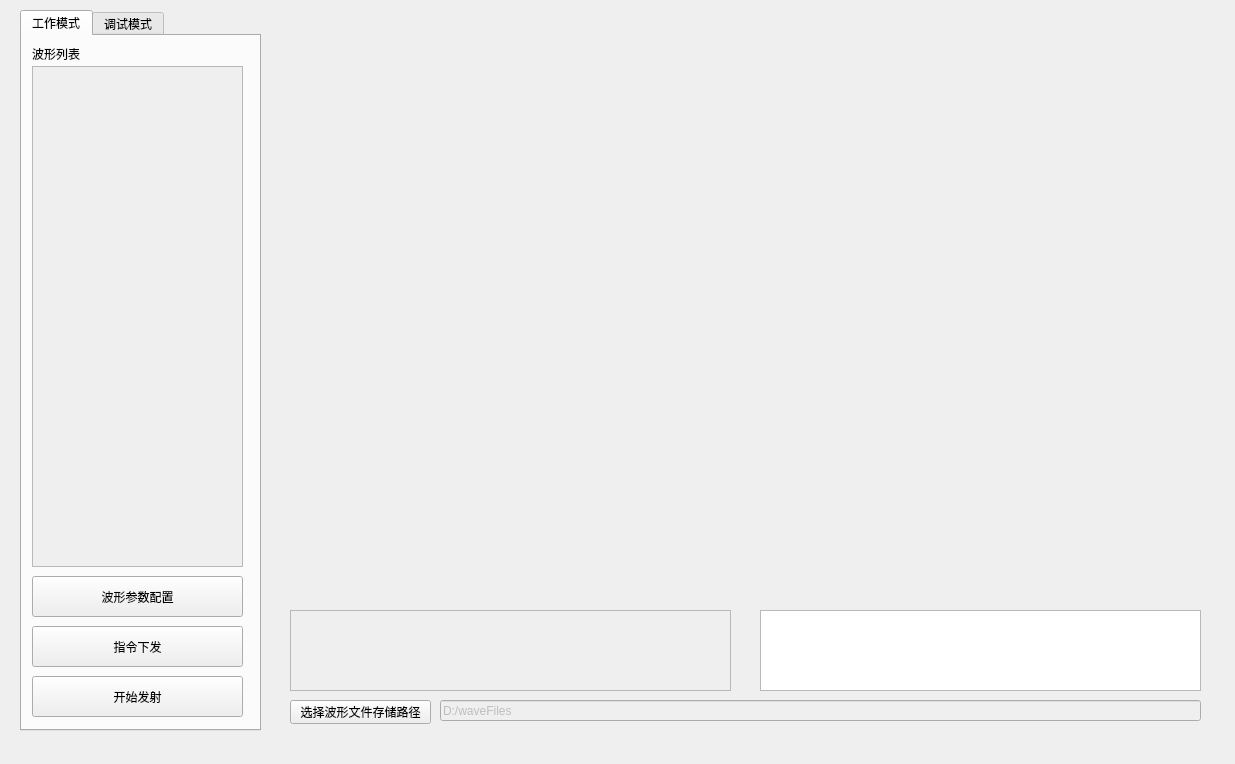
Old version of the form mainwindow.ui in the repository lnwin/SDSJJ_waveControl.
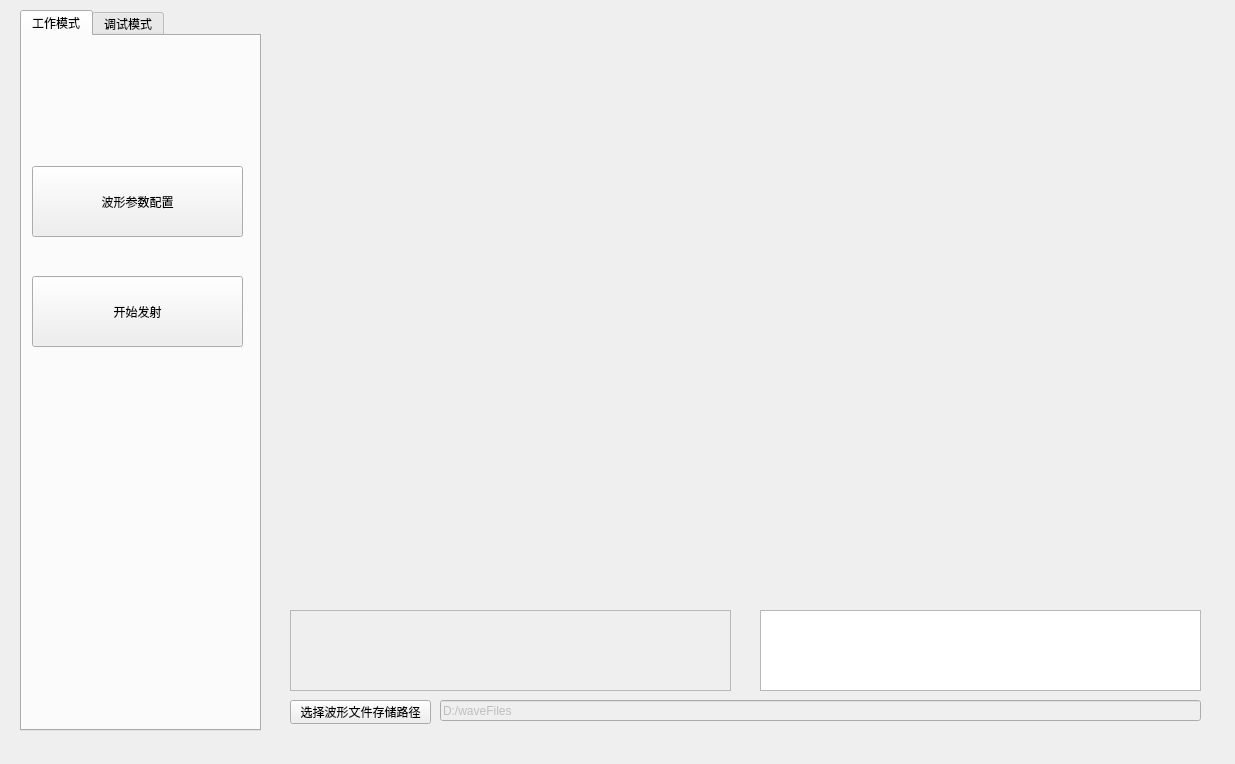
New version of the form. The open tabs and pages were chosen to show the change. Custom widgets are drawn as their Qt base class.

Commit message: 读取指令测试通过

Patch:
```diff
--- a/mainwindow.ui
+++ b/mainwindow.ui
@@ -40,26 +40,13 @@
      <attribute name="title">
       <string>工作模式</string>
      </attribute>
-     <widget class="QPushButton" name="pushButton_3">
-      <property name="geometry">
-       <rect>
-        <x>10</x>
-        <y>590</y>
-        <width>211</width>
-        <height>41</height>
-       </rect>
-      </property>
-      <property name="text">
-       <string>指令下发</string>
-      </property>
-     </widget>
      <widget class="QPushButton" name="pushButton_4">
       <property name="geometry">
        <rect>
         <x>10</x>
-        <y>540</y>
+        <y>130</y>
         <width>211</width>
-        <height>41</height>
+        <height>71</height>
        </rect>
       </property>
       <property name="text">
@@ -70,41 +57,15 @@
       <property name="geometry">
        <rect>
         <x>10</x>
-        <y>640</y>
+        <y>240</y>
         <width>211</width>
-        <height>41</height>
+        <height>71</height>
        </rect>
       </property>
       <property name="text">
        <string>开始发射</string>
       </property>
      </widget>
-     <widget class="QTableView" name="tableView">
-      <property name="enabled">
-       <bool>false</bool>
-      </property>
-      <property name="geometry">
-       <rect>
-        <x>10</x>
-        <y>30</y>
-        <width>211</width>
-        <height>501</height>
-       </rect>
-      </property>
-     </widget>
-     <widget class="QLabel" name="label_13">
-      <property name="geometry">
-       <rect>
-        <x>10</x>
-        <y>10</y>
-        <width>53</width>
-        <height>16</height>
-       </rect>
-      </property>
-      <property name="text">
-       <string>波形列表</string>
-      </property>
-     </widget>
     </widget>
     <widget class="QWidget" name="tab_2">
      <attribute name="title">
```
The commit also changes 5 other files.
